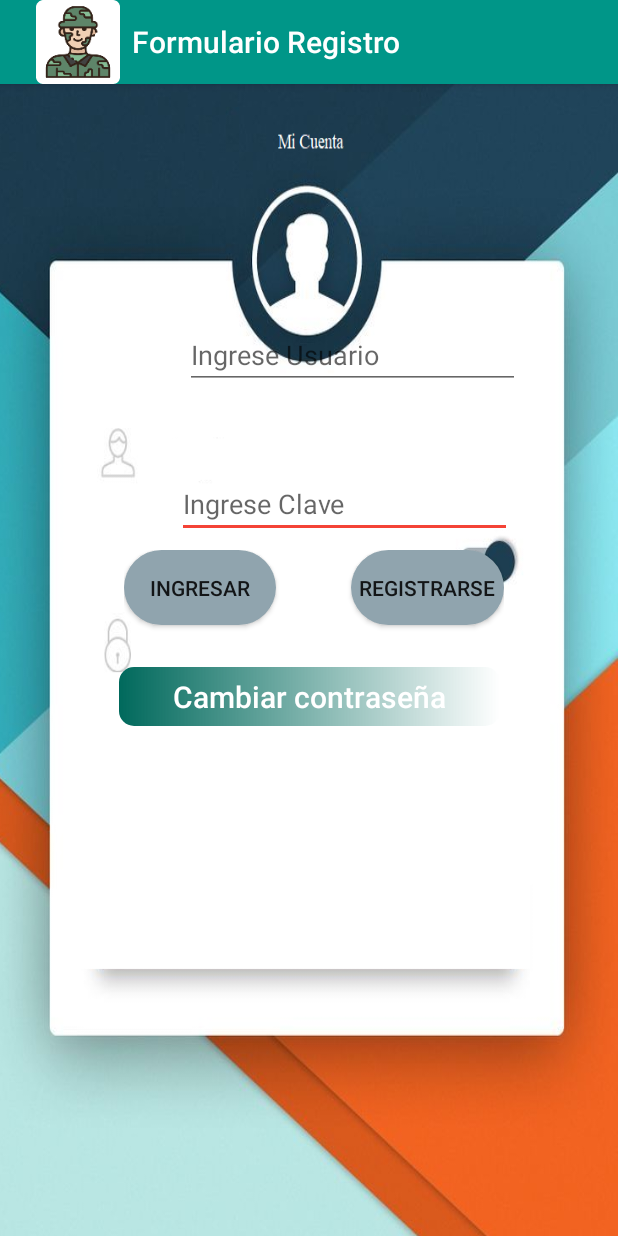
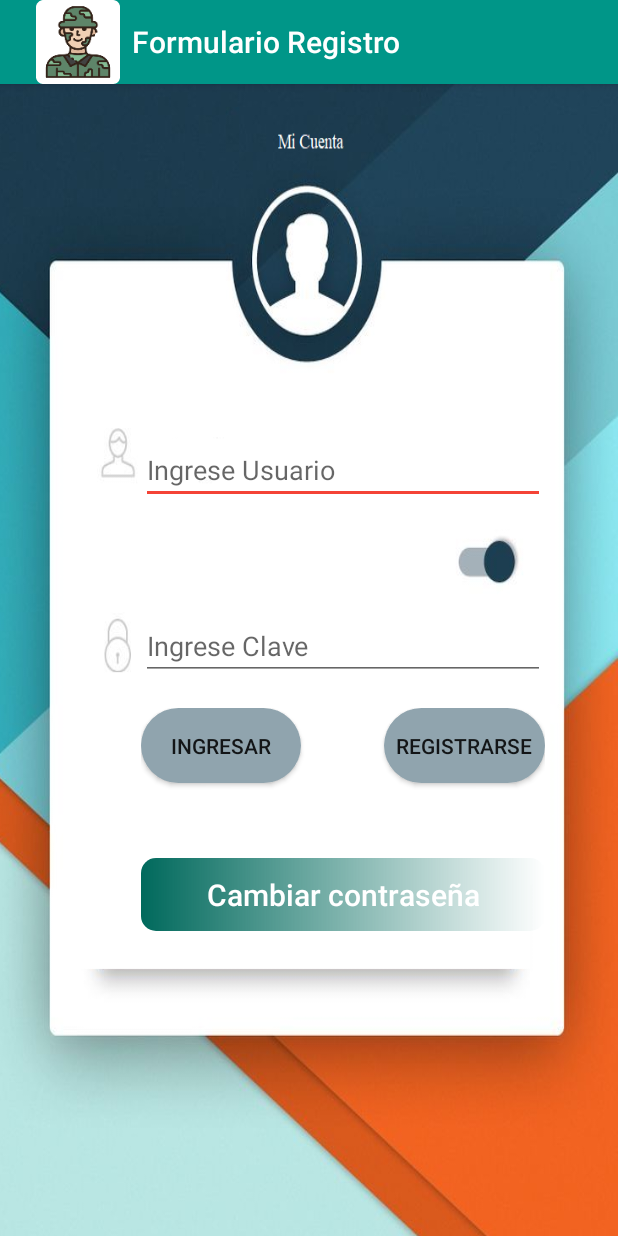
Before and after one commit to Admin123-M/Electiva_IV, an Android app: the screen it shows after launch (MainActivity), on a phone screen of 412 x 824 dp. Run offline under Robolectric (Android 15) with nearby library versions, the phone set to English and light mode, and no system bars.

Commit message:
commit
avance 01/10/2020 I

```diff
--- a/formularioLogin/app/src/main/AndroidManifest.xml
+++ b/formularioLogin/app/src/main/AndroidManifest.xml
@@ -13,13 +13,16 @@
         android:supportsRtl="true"
         android:theme="@style/AppTheme">
         <activity android:name="com.example.formulariologin1.AgregarSoldados"></activity>
-        <activity android:name="com.example.formulariologin1.cambiarClave" />
+        <activity android:name="com.example.formulariologin1.cambiarClave"
+             />
         <activity
             android:name="com.example.formulariologin1.menu_principal"
             android:label="@string/title_activity_menu_principal"
-            android:theme="@style/AppTheme.NoActionBar" />
+            android:theme="@style/AppTheme.NoActionBar"
+            android:screenOrientation="portrait" />
         <activity android:name="com.example.formulariologin1.formulario" />
         <activity android:name="com.example.formulariologin1.MainActivity">
+
             <intent-filter>
                 <action android:name="android.intent.action.MAIN" />
 
--- a/formularioLogin/app/src/main/java/com/example/formulariologin1/MainActivity.java
+++ b/formularioLogin/app/src/main/java/com/example/formulariologin1/MainActivity.java
@@ -41,8 +41,8 @@ public class MainActivity extends AppCompatActivity {
 
         if(!cedula1.isEmpty() && !clave1.isEmpty()) {
             Cursor  fila =BaseDeDatos.rawQuery("select cedula1 from  formularios where cedula1=" + cedula1,null);
-            Cursor  fila1 =BaseDeDatos.rawQuery("select clave1 from  formularios where clave1=" + clave1,null);
-        if(fila.moveToFirst() && fila1.moveToFirst()){
+            //Cursor  fila1 =BaseDeDatos.rawQuery("select clave1 from  formularios where clave1=" + clave1,null);
+        if(fila.moveToFirst()){
 
             AlertDialog.Builder alerta = new AlertDialog.Builder(MainActivity.this);
             alerta.setMessage("¿Deseas Mantener la Sesión activa?")
--- a/formularioLogin/app/src/main/java/com/example/formulariologin1/formulario.java
+++ b/formularioLogin/app/src/main/java/com/example/formulariologin1/formulario.java
@@ -133,17 +133,17 @@ public class formulario extends AppCompatActivity {
             String bat = batallon.toString();
         if (!cedula1.isEmpty()) {
             Cursor fila = BaseDeDatos.rawQuery
-                    ("select nombre1, apellido1, correo1,clave1, telefono1, fecha1, batallon1, sexo1 from formularios where cedula1 =" + cedula1, null);
+                    ("select nombre1, apellido1, correo1, telefono1, fecha1, batallon1, sexo1 from formularios where cedula1 =" + cedula1, null);
 
             //me confirma oo revisa si la consulta tiene valores
             if (fila.moveToFirst()) {
                 nombre.setText(fila.getString(0));
                 apellido.setText(fila.getString(1));
                 correo.setText(fila.getString(2));
-               clave.setText(fila.getString(3));
-                telefono.setText(fila.getString(4));
-                fecha.setText(fila.getString(5));
-                batallon.setSelection(fila.getShort(6));
+               //clave.setText(fila.getString(3));
+                telefono.setText(fila.getString(3));
+                fecha.setText(fila.getString(4));
+                batallon.setSelection(fila.getShort(5));
 
                 sexoA.setSelected(true);
                 sexoB.setSelected(true);
--- a/formularioLogin/app/src/main/res/layout/activity_main.xml
+++ b/formularioLogin/app/src/main/res/layout/activity_main.xml
@@ -7,61 +7,49 @@
     android:background="@mipmap/logna"
     tools:context="com.example.formulariologin1.MainActivity">
 
-    <Button
+    <LinearLayout
+        android:layout_width="269dp"
+        android:layout_height="330dp"
+        android:orientation="vertical"
+        app:layout_constraintBottom_toBottomOf="parent"
+        app:layout_constraintEnd_toEndOf="parent"
+        app:layout_constraintHorizontal_bias="0.661"
+        app:layout_constraintStart_toStartOf="parent"
+        app:layout_constraintTop_toTopOf="parent"
+        app:layout_constraintVertical_bias="0.536">
 
-        android:id="@+id/btnCambiar"
-        android:layout_width="254dp"
-        android:layout_height="39dp"
+        <LinearLayout
+            android:layout_width="match_parent"
+            android:layout_height="181dp"
+            android:orientation="vertical">
 
-        android:layout_marginTop="12dp"
-        android:layout_weight="1"
-        android:background="@drawable/custome_boton6"
-        android:onClick="cambiarClave"
-        android:text="@string/cambiar"
-        android:textAllCaps="false"
-        android:textColor="@color/ic_launcher_background"
-        android:textSize="20sp"
-        app:layout_constraintEnd_toEndOf="parent"
-        app:layout_constraintStart_toStartOf="parent"
-        app:layout_constraintTop_toBottomOf="@+id/linearLayout"
-        tools:text="@string/cambiar" />
+            <EditText
+                android:id="@+id/txtD"
+                android:layout_width="match_parent"
+                android:layout_height="wrap_content"
+                android:ems="10"
+                android:hint="@string/usuario"
+                android:inputType="textPersonName" />
+
+            <Space
+                android:layout_width="match_parent"
+                android:layout_height="77dp" />
 
             <EditText
                 android:id="@+id/txtP"
-        android:layout_width="223dp"
-        android:layout_height="43dp"
-        android:layout_marginTop="56dp"
+                android:layout_width="match_parent"
+                android:layout_height="40dp"
                 android:ems="10"
                 android:hint="@string/clave"
-        android:inputType="textPassword"
-        app:layout_constraintEnd_toEndOf="parent"
-        app:layout_constraintHorizontal_bias="0.625"
-        app:layout_constraintStart_toStartOf="parent"
-        app:layout_constraintTop_toBottomOf="@+id/txtD" />
+                android:inputType="textPassword" />
 
-    <EditText
-        android:id="@+id/txtD"
-        android:layout_width="223dp"
-        android:layout_height="43dp"
-        android:layout_marginTop="160dp"
-        android:ems="10"
-        android:hint="@string/usuario"
-        android:inputType="textPersonName"
-        app:layout_constraintEnd_toEndOf="parent"
-        app:layout_constraintHorizontal_bias="0.653"
-        app:layout_constraintStart_toStartOf="parent"
-        app:layout_constraintTop_toTopOf="parent" />
+        </LinearLayout>
 
         <LinearLayout
             android:id="@+id/linearLayout"
-        android:layout_width="253dp"
-        android:layout_height="66dp"
-        android:layout_marginTop="8dp"
-        android:orientation="horizontal"
-        app:layout_constraintEnd_toEndOf="parent"
-        app:layout_constraintHorizontal_bias="0.522"
-        app:layout_constraintStart_toStartOf="parent"
-        app:layout_constraintTop_toBottomOf="@+id/txtP">
+            android:layout_width="match_parent"
+            android:layout_height="64dp"
+            android:orientation="horizontal">
 
             <Button
                 android:id="@+id/button2"
@@ -88,5 +76,33 @@
 
         </LinearLayout>
 
+        <LinearLayout
+            android:layout_width="match_parent"
+            android:layout_height="match_parent"
+            android:orientation="vertical">
+
+            <Space
+                android:layout_width="match_parent"
+                android:layout_height="35dp"
+                android:layout_weight="1" />
+
+            <Button
+
+                android:id="@+id/btnCambiar"
+                android:layout_width="match_parent"
+                android:layout_height="wrap_content"
+
+                android:layout_weight="1"
+                android:background="@drawable/custome_boton6"
+                android:onClick="cambiarClave"
+                android:text="@string/cambiar"
+                android:textAllCaps="false"
+                android:textColor="@color/ic_launcher_background"
+                android:textSize="20sp"
+                tools:text="@string/cambiar" />
+        </LinearLayout>
+
+    </LinearLayout>
+
 
 </androidx.constraintlayout.widget.ConstraintLayout>
```
Lines whose indentation alone changed are shown as unchanged.
